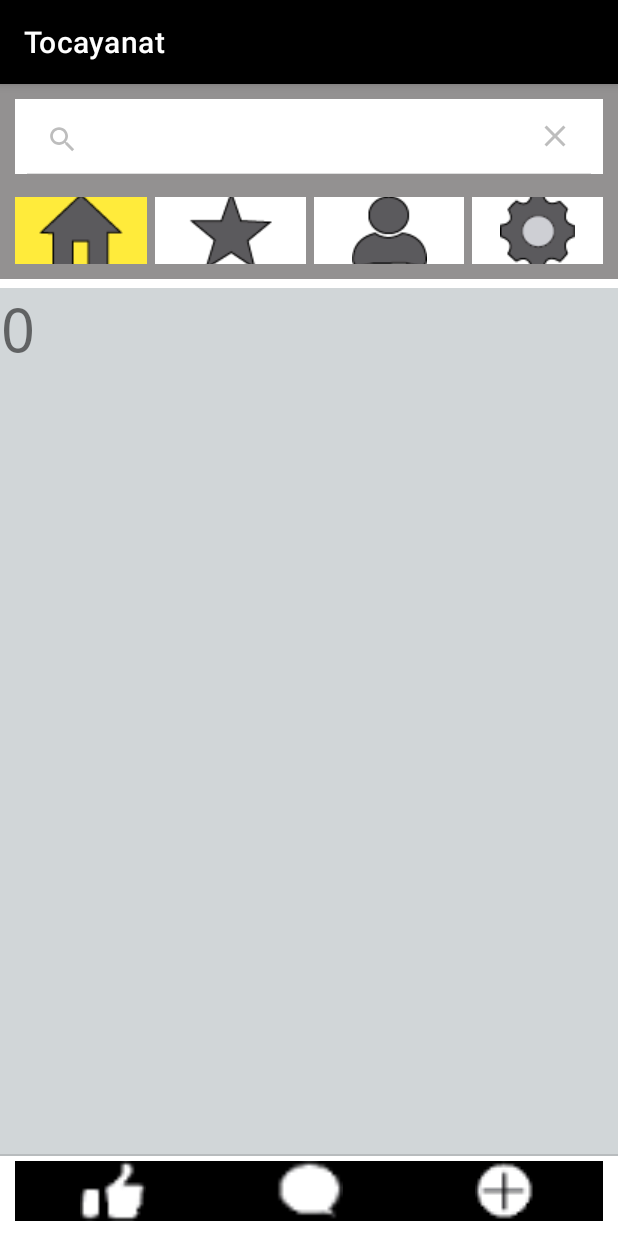
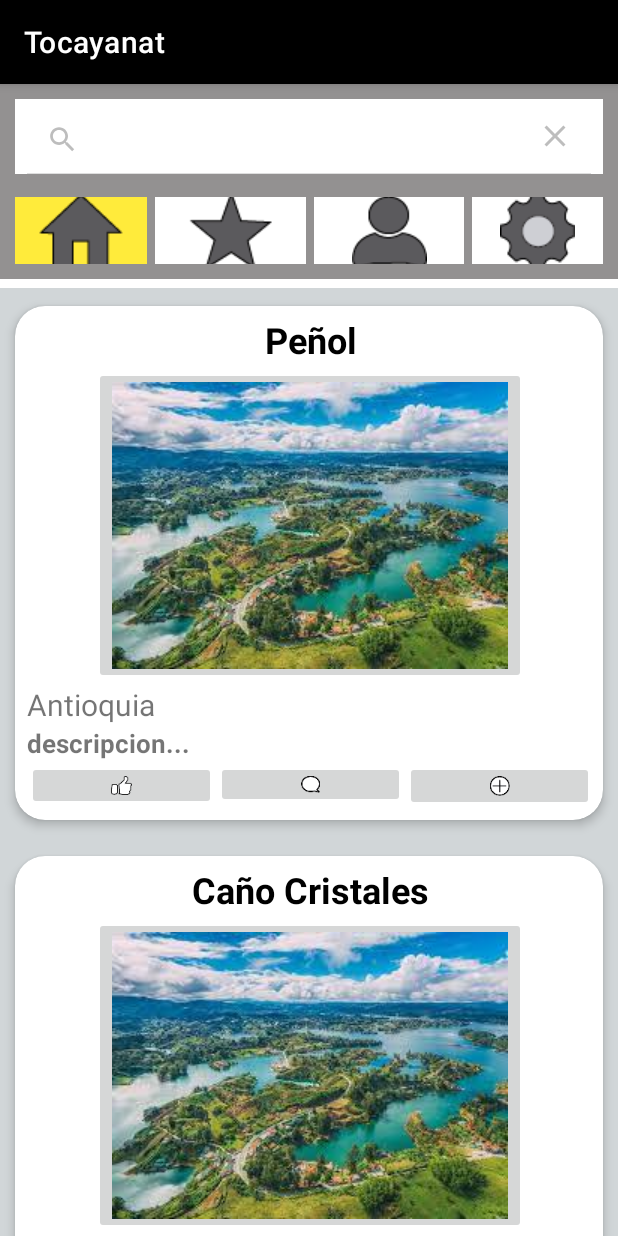
Before and after one commit to harvyRosero/App, an Android app: the MainActivity2 screen opened directly, with no data from a screen before it, after a tap on "Search", on a phone screen of 412 x 824 dp. Run offline under Robolectric (Android 15) with nearby library versions, the phone set to English and light mode, and no system bars.

Commit message:
proyecto version 001

```diff
--- a/app/src/main/AndroidManifest.xml
+++ b/app/src/main/AndroidManifest.xml
@@ -12,7 +12,6 @@
         <activity
             android:name=".Splash"
             android:theme="@style/Theme.AppCompat.NoActionBar">
-
             <intent-filter>
                 <action android:name="android.intent.action.MAIN" />
 
@@ -25,7 +24,7 @@
         <activity android:name=".Perfil" />
         <activity android:name=".Favoritos" />
         <activity android:name=".MainActivity2" />
-        <activity android:name=".MainActivity"></activity>
+        <activity android:name=".MainActivity" />
     </application>
 
 </manifest>
--- a/app/src/main/java/com/example/myapplication3/Configuracion.java
+++ b/app/src/main/java/com/example/myapplication3/Configuracion.java
@@ -5,16 +5,27 @@ import androidx.appcompat.app.AppCompatActivity;
 import android.content.Intent;
 import android.os.Bundle;
 import android.view.View;
+import android.widget.Button;
 import android.widget.ImageButton;
 
 public class Configuracion extends AppCompatActivity {
 
     ImageButton btn_home, btn_fav, btn_perfil;
+    Button btn_to_rv;
 
     @Override
     protected void onCreate(Bundle savedInstanceState) {
         super.onCreate(savedInstanceState);
         setContentView(R.layout.activity_configuracion);
+
+        btn_to_rv = (Button)findViewById(R.id.btn_to_recyclerview);
+        btn_to_rv.setOnClickListener(new View.OnClickListener() {
+            @Override
+            public void onClick(View v) {
+                Intent i = new Intent(Configuracion.this, MainActivity.class );
+                startActivity(i);
+            }
+        });
 
         btn_home = (ImageButton)findViewById(R.id.btn_home2);
         btn_home.setOnClickListener(new View.OnClickListener() {
--- /dev/null
+++ b/app/src/main/java/com/example/myapplication3/ListAdapter.java
@@ -0,0 +1,65 @@
+package com.example.myapplication3;
+
+import android.content.Context;
+import android.graphics.Color;
+import android.graphics.PorterDuff;
+import android.view.LayoutInflater;
+import android.view.View;
+import android.view.ViewGroup;
+import android.widget.ImageView;
+import android.widget.TextView;
+
+import androidx.annotation.NonNull;
+import androidx.recyclerview.widget.RecyclerView;
+
+import java.util.List;
+
+public class ListAdapter extends RecyclerView.Adapter<ListAdapter.ViewHolder> {
+
+    private List<list_element> mData;
+    private LayoutInflater mInflater;
+    private Context context;
+
+    public ListAdapter(List<list_element> itemList, Context context){
+        this.mInflater = LayoutInflater.from(context);
+        this.context = context;
+        this.mData = itemList;
+    }
+
+    @Override
+    public ListAdapter.ViewHolder onCreateViewHolder(ViewGroup parent, int viewType) {
+        View view = mInflater.inflate(R.layout.list_element, null);
+        return new ListAdapter.ViewHolder(view);
+    }
+
+    @Override
+    public void onBindViewHolder( ListAdapter.ViewHolder holder, int position) {
+        holder.bindData(mData.get(position));
+    }
+
+    public void setItem(List<list_element> items){
+        mData = items;
+    }
+
+    @Override
+    public int getItemCount() {
+        return mData.size();
+    }
+
+    public class ViewHolder extends RecyclerView.ViewHolder {
+        TextView name, city, status;
+
+        public ViewHolder(View itemView) {
+            super(itemView);
+            name = itemView.findViewById(R.id.name_textview);
+            city = itemView.findViewById(R.id.city_textview);
+            status = itemView.findViewById(R.id.status_textview);
+        }
+
+        public void bindData(final list_element item) {
+            name.setText(item.getName());
+            city.setText(item.getCity());
+            status.setText(item.getStatus());
+        }
+    }
+}
--- a/app/src/main/java/com/example/myapplication3/MainActivity2.java
+++ b/app/src/main/java/com/example/myapplication3/MainActivity2.java
@@ -1,7 +1,6 @@
 package com.example.myapplication3;
 
 import androidx.appcompat.app.AppCompatActivity;
-import androidx.recyclerview.widget.DividerItemDecoration;
 import androidx.recyclerview.widget.LinearLayoutManager;
 import androidx.recyclerview.widget.RecyclerView;
 
@@ -9,36 +8,21 @@ import android.content.Intent;
 import android.os.Bundle;
 import android.view.View;
 import android.widget.ImageButton;
-import android.widget.Toast;
 
 import java.util.ArrayList;
 import java.util.List;
 
-public class MainActivity2 extends AppCompatActivity implements RecyclerAdapter.list_item_click {
+public class MainActivity2 extends AppCompatActivity  {
 
     ImageButton btn_fav, btn_perfil, btn_conf;
-
-    private RecyclerView recycler_view_lugares;
-    private static final int LISTA_NUMEROS = 100;
-    private Toast mToast;
-
+    List<list_element> elements;
 
     @Override
     protected void onCreate(Bundle savedInstanceState) {
         super.onCreate(savedInstanceState);
         setContentView(R.layout.activity_main2);
 
-        recycler_view_lugares = findViewById(R.id.list_recycler_view);
-        recycler_view_lugares.addItemDecoration(new DividerItemDecoration(
-                this , DividerItemDecoration.VERTICAL));
-
-        LinearLayoutManager linearLayoutManager = new LinearLayoutManager(this);
-        recycler_view_lugares.setLayoutManager(linearLayoutManager);
-
-        RecyclerAdapter mAdapter = new RecyclerAdapter(LISTA_NUMEROS, this);
-        recycler_view_lugares.setAdapter(mAdapter);
-
-
+        init();
 
         //funciones botones home
 
@@ -70,15 +54,21 @@ public class MainActivity2 extends AppCompatActivity implements RecyclerAdapter.
         });
     }
 
+    public void init(){
+        elements = new ArrayList<>();
+        elements.add(new list_element( "Peñol", "Antioquia", "descripcion..."));
+        elements.add(new list_element("Caño Cristales", "Meta", "descripcion..."));
+        elements.add(new list_element("Catedral de zipaquira", "Zipaquira", "descripcion..."));
+        elements.add(new list_element( "Cerro Azul", "Guaviare", "descripcion..."));
+        elements.add(new list_element( "Puerto Nariño", "Amazonas", "descripcion..."));
 
-    @Override
-    public void onListItemClick(int clickedItem) {
-        if(mToast!= null){
-            mToast.cancel();
-        }
+        ListAdapter listAdapter = new ListAdapter(elements, this);
+        RecyclerView recyclerView = findViewById(R.id.recycler_view_lista_lugares);
+        recyclerView.setHasFixedSize(true);
+        recyclerView.setLayoutManager(new LinearLayoutManager(this));
+        recyclerView.setAdapter(listAdapter);
+    }
 
-        String mensajeToast = "item "+ clickedItem +" ha sido clickeado";
-        mToast = Toast.makeText(this, mensajeToast, Toast.LENGTH_SHORT);
-        mToast.show();
-    }
+
+
 }
--- a/app/src/main/java/com/example/myapplication3/RecyclerAdapter.java
+++ /dev/null
@@ -1,79 +0,0 @@
-package com.example.myapplication3;
-
-import android.content.Context;
-import android.view.LayoutInflater;
-import android.view.View;
-import android.view.ViewGroup;
-import android.widget.TextView;
-
-import androidx.annotation.NonNull;
-import androidx.recyclerview.widget.RecyclerView;
-
-public class RecyclerAdapter extends RecyclerView.Adapter<RecyclerAdapter.NumerosViewHolder> {
-
-    private int numerosItems;
-
-    final private list_item_click mOnClickListener;
-
-    public RecyclerAdapter(int numeroDeItems, list_item_click listener) {
-        numerosItems = numeroDeItems;
-        mOnClickListener = listener;
-    }
-
-    public interface list_item_click{
-        void onListItemClick(int clickedItem);
-    }
-
-    @Override
-    public NumerosViewHolder onCreateViewHolder( ViewGroup parent, int viewType) {
-        Context mContext = parent.getContext();
-        int LayoutIdParaListItem = R.layout.lista_numeros_row;
-        LayoutInflater inflater  = LayoutInflater.from(mContext);
-        boolean attachToParentRapido = false;
-
-        View view = inflater.inflate(LayoutIdParaListItem, parent, attachToParentRapido);
-
-        NumerosViewHolder viewHolder = new NumerosViewHolder(view);
-
-
-        return viewHolder;
-    }
-
-    @Override
-    public void onBindViewHolder(RecyclerAdapter.NumerosViewHolder holder, int position) {
-        holder.bind(position);
-    }
-
-    @Override
-    public int getItemCount() {
-        return numerosItems;
-    }
-
-    class NumerosViewHolder extends RecyclerView.ViewHolder implements View.OnClickListener {
-
-        TextView TVListaNumerosView;
-
-
-        public NumerosViewHolder( View itemView) {
-            super(itemView);
-
-            TVListaNumerosView = itemView.findViewById(R.id.lista_numeros);
-            itemView.setOnClickListener(this);
-
-        }
-
-        void bind(int listaIndex){
-            TVListaNumerosView.setText(String.valueOf(listaIndex));
-
-        }
-
-        @Override
-        public void onClick(View v) {
-
-            int clickedItem = getAdapterPosition();
-            mOnClickListener.onListItemClick(clickedItem);
-        }
-    }
-
-
-}
--- /dev/null
+++ b/app/src/main/java/com/example/myapplication3/list_element.java
@@ -0,0 +1,40 @@
+package com.example.myapplication3;
+
+public class list_element {
+
+    public String name;
+    public String city;
+    public String status;
+
+
+    public list_element( String name, String city, String status) {
+
+        this.name = name;
+        this.city = city;
+        this.status = status;
+    }
+
+    public String getName() {
+        return name;
+    }
+
+    public void setName(String name) {
+        this.name = name;
+    }
+
+    public String getCity() {
+        return city;
+    }
+
+    public void setCity(String city) {
+        this.city = city;
+    }
+
+    public String getStatus() {
+        return status;
+    }
+
+    public void setStatus(String status) {
+        this.status = status;
+    }
+}
--- a/app/src/main/res/layout/activity_configuracion.xml
+++ b/app/src/main/res/layout/activity_configuracion.xml
@@ -86,4 +86,17 @@
             android:src="@mipmap/cong1" />
     </LinearLayout>
 
+    <Button
+        android:id="@+id/btn_to_recyclerview"
+        android:layout_width="wrap_content"
+        android:layout_height="wrap_content"
+        android:layout_alignParentStart="true"
+        android:layout_alignParentLeft="true"
+        android:layout_alignParentTop="true"
+        android:layout_centerHorizontal="true"
+        android:layout_marginStart="158dp"
+        android:layout_marginLeft="158dp"
+        android:layout_marginTop="445dp"
+        android:text="Salir" />
+
 </RelativeLayout>
--- a/app/src/main/res/layout/activity_main2.xml
+++ b/app/src/main/res/layout/activity_main2.xml
@@ -88,9 +88,9 @@
     </LinearLayout>
 
     <androidx.recyclerview.widget.RecyclerView
-        android:id="@+id/list_recycler_view"
+        android:id="@+id/recycler_view_lista_lugares"
         android:layout_width="match_parent"
-        android:layout_height="wrap_content"
+        android:layout_height="0dp"
         android:layout_alignParentStart="true"
         android:layout_alignParentLeft="true"
         android:layout_alignParentTop="true"
@@ -98,48 +98,10 @@
 
         android:layout_centerHorizontal="true"
         android:layout_marginTop="136dp"
-        android:layout_marginBottom="53dp"
+        android:layout_marginBottom="0dp"
         android:background="#D1D6D8">
-
 
 
     </androidx.recyclerview.widget.RecyclerView>
 
-    <LinearLayout
-        android:layout_width="match_parent"
-        android:layout_height="40dp"
-        android:layout_alignParentBottom="true"
-        android:layout_marginLeft="10sp"
-        android:layout_marginRight="10sp"
-        android:layout_marginBottom="10dp"
-        android:orientation="horizontal">
-
-        <ImageView
-            android:id="@+id/imageView5"
-            android:layout_width="match_parent"
-            android:layout_height="match_parent"
-            android:layout_weight="1"
-            android:background="@color/black"
-            android:contentDescription="@string/items"
-            app:srcCompat="@mipmap/like" />
-
-        <ImageView
-            android:id="@+id/imageView6"
-            android:layout_width="match_parent"
-            android:layout_height="match_parent"
-            android:layout_weight="1"
-            android:background="@color/black"
-            android:contentDescription="@string/items"
-            app:srcCompat="@mipmap/coment" />
-
-        <ImageView
-            android:id="@+id/imageView7"
-            android:layout_width="match_parent"
-            android:layout_height="match_parent"
-            android:layout_weight="1"
-            android:background="@color/black"
-            android:contentDescription="@string/items"
-            app:srcCompat="@mipmap/agregar" />
-    </LinearLayout>
-
 </RelativeLayout>
--- /dev/null
+++ b/app/src/main/res/layout/list_element.xml
@@ -0,0 +1,112 @@
+<?xml version="1.0" encoding="utf-8"?>
+<androidx.cardview.widget.CardView xmlns:android="http://schemas.android.com/apk/res/android"
+    xmlns:tools="http://schemas.android.com/tools"
+    android:layout_width="match_parent"
+    android:layout_height="wrap_content"
+    xmlns:app="http://schemas.android.com/apk/res-auto"
+    android:id="@+id/cv"
+    android:animateLayoutChanges="true"
+    app:cardCornerRadius="20dp"
+    app:cardElevation="4dp"
+    app:cardUseCompatPadding="true"
+    >
+
+    <LinearLayout
+        android:layout_width="match_parent"
+        android:layout_height="wrap_content"
+        android:animateLayoutChanges="true"
+        android:orientation="vertical"
+        >
+
+        <RelativeLayout
+            android:id="@+id/rl_cardview"
+            android:layout_width="match_parent"
+            android:layout_height="wrap_content"
+            android:orientation="horizontal"
+
+            android:padding="6dp">
+
+            <LinearLayout
+                android:layout_width="match_parent"
+                android:layout_height="wrap_content"
+                android:layout_alignParentTop="true"
+                android:layout_marginStart="2dp"
+                android:layout_marginLeft="4dp"
+                android:orientation="vertical">
+
+                <TextView
+                    android:id="@+id/name_textview"
+                    android:layout_width="match_parent"
+                    android:layout_height="wrap_content"
+                    android:layout_marginBottom="2dp"
+                    android:text="Codelia"
+                    android:textColor="#000000"
+                    android:textSize="24sp"
+                    android:textStyle="bold"
+                    android:textAlignment="center"/>
+
+
+                <ImageButton
+                    android:layout_width="wrap_content"
+                    android:layout_height="wrap_content"
+                    android:layout_gravity="center"
+                    android:src="@mipmap/lugar1" />
+
+                <TextView
+                    android:id="@+id/city_textview"
+                    android:layout_width="match_parent"
+                    android:layout_height="wrap_content"
+                    android:text="Mexico"
+                    android:textSize="20sp" />
+
+                <TextView
+                    android:id="@+id/status_textview"
+                    android:layout_width="wrap_content"
+                    android:layout_height="wrap_content"
+                    android:layout_alignParentEnd="true"
+                    android:layout_alignParentRight="true"
+                    android:layout_centerVertical="true"
+                    android:layout_marginEnd="6dp"
+                    android:layout_marginRight="6dp"
+                    android:text="Activo"
+                    android:textSize="17sp"
+                    android:textStyle="bold" />
+
+                <LinearLayout
+                    android:layout_width="match_parent"
+                    android:layout_height="wrap_content"
+                    android:orientation="horizontal">
+
+                    <ImageButton
+                        android:layout_width="match_parent"
+                        android:layout_height="wrap_content"
+                        android:src="@mipmap/like"
+                        android:layout_weight="1"
+                        />
+                    <ImageButton
+                        android:layout_width="match_parent"
+                        android:layout_height="wrap_content"
+                        android:src="@mipmap/coment"
+                        android:layout_weight="1"
+                        />
+
+                    <ImageButton
+                        android:layout_width="match_parent"
+                        android:layout_height="wrap_content"
+                        android:src="@mipmap/agregar"
+                        android:layout_weight="1"
+                        />
+
+
+                </LinearLayout>
+            </LinearLayout>
+
+
+
+
+        </RelativeLayout>
+    </LinearLayout>
+
+
+
+</androidx.cardview.widget.CardView>
--- a/app/src/main/res/layout/lista_numeros_row.xml
+++ /dev/null
@@ -1,16 +0,0 @@
-<?xml version="1.0" encoding="utf-8"?>
-<FrameLayout xmlns:android="http://schemas.android.com/apk/res/android"
-    android:layout_width="match_parent"
-    android:layout_height="match_parent">
-
-    <TextView
-        android:layout_width="wrap_content"
-        android:layout_height="wrap_content"
-        android:textSize="40sp"
-        android:fontFamily="monospace"
-        android:id="@+id/lista_numeros"
-        />
-
-
-
-</FrameLayout>
```
Also changed, not shown: app/src/main/res/mipmap-mdpi/lugar1_1.jpg (added).
